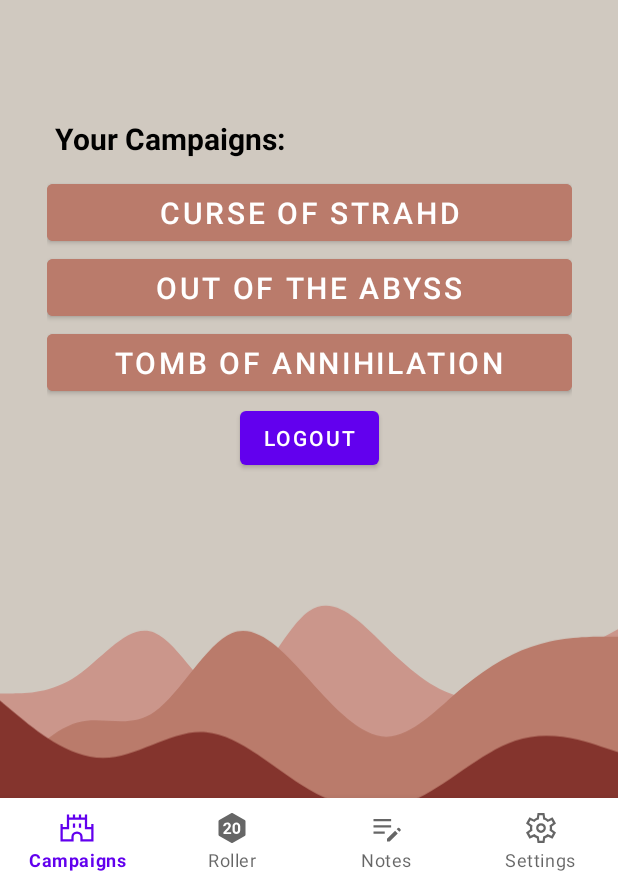
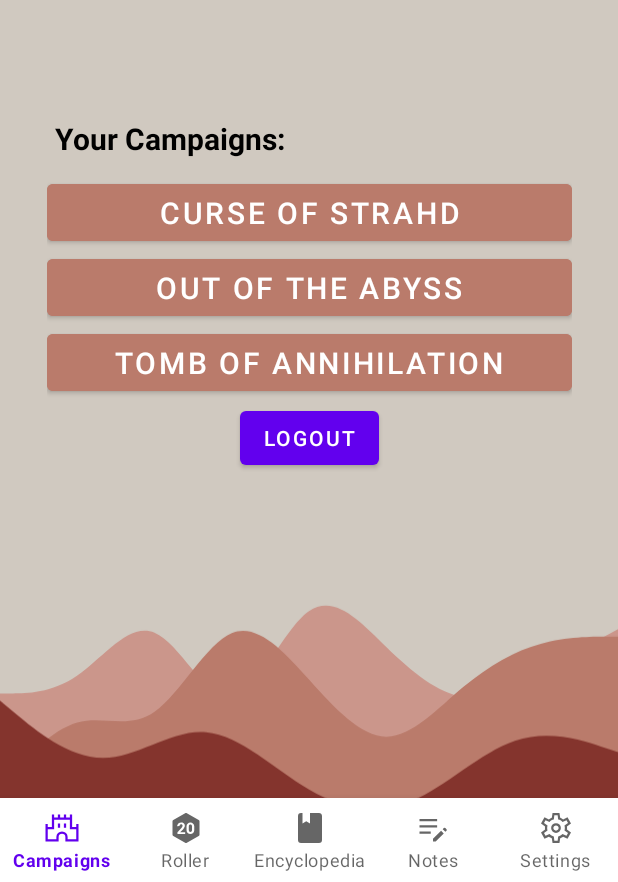
Before and after one commit to SCCapstone/BoredBards, an Android app: the screen it shows after launch once a user with an empty profile is signed in (campaign_activity), on a phone screen of 412 x 824 dp, the part 354-1236 px from its top. Run offline under Robolectric (Android 15) with nearby library versions, the phone set to English and light mode, and no system bars; our stand-ins replace Firebase (no records; nobody signed in at launch, a user with empty details on screens opened directly); libraries missing offline, so code that uses them is left out: org.checkerframework.checker.

Commit message:
Added button for encyclopedia activity; commented out until it's implemented

```diff
--- /dev/null
+++ b/app/src/main/res/drawable/book.xml
@@ -0,0 +1,5 @@
+<vector android:autoMirrored="true" android:height="24dp"
+    android:viewportHeight="24" android:viewportWidth="24"
+    android:width="24dp" xmlns:android="http://schemas.android.com/apk/res/android">
+    <path android:fillColor="#FF000000" android:pathData="M18,22A2,2 0,0 0,20 20V4C20,2.89 19.1,2 18,2H12V9L9.5,7.5L7,9V2H6A2,2 0,0 0,4 4V20A2,2 0,0 0,6 22H18Z"/>
+</vector>
--- a/app/src/main/res/menu/bottom_navigation_menu.xml
+++ b/app/src/main/res/menu/bottom_navigation_menu.xml
@@ -10,11 +10,11 @@
         android:enabled="true"
         android:icon="@drawable/roller"
         android:title="@string/roller"/>
-<!--    <item-->
-<!--        android:id="@+id/name_generator"-->
-<!--        android:enabled="true"-->
-<!--        android:icon="@drawable/abc"-->
-<!--        android:title="@string/name_gen"/>-->
+    <item
+        android:id="@+id/encyclopedia"
+        android:enabled="true"
+        android:icon="@drawable/book"
+        android:title="@string/encyclopedia"/>
     <item
         android:id="@+id/notes_page"
         android:enabled="true"
--- a/app/src/main/res/values/strings.xml
+++ b/app/src/main/res/values/strings.xml
@@ -62,4 +62,5 @@
     <string name="Email" />
     <string name="disadv">Disadv.</string>
     <string name="adv">Adv.</string>
+    <string name="encyclopedia">Encyclopedia</string>
 </resources>
```
